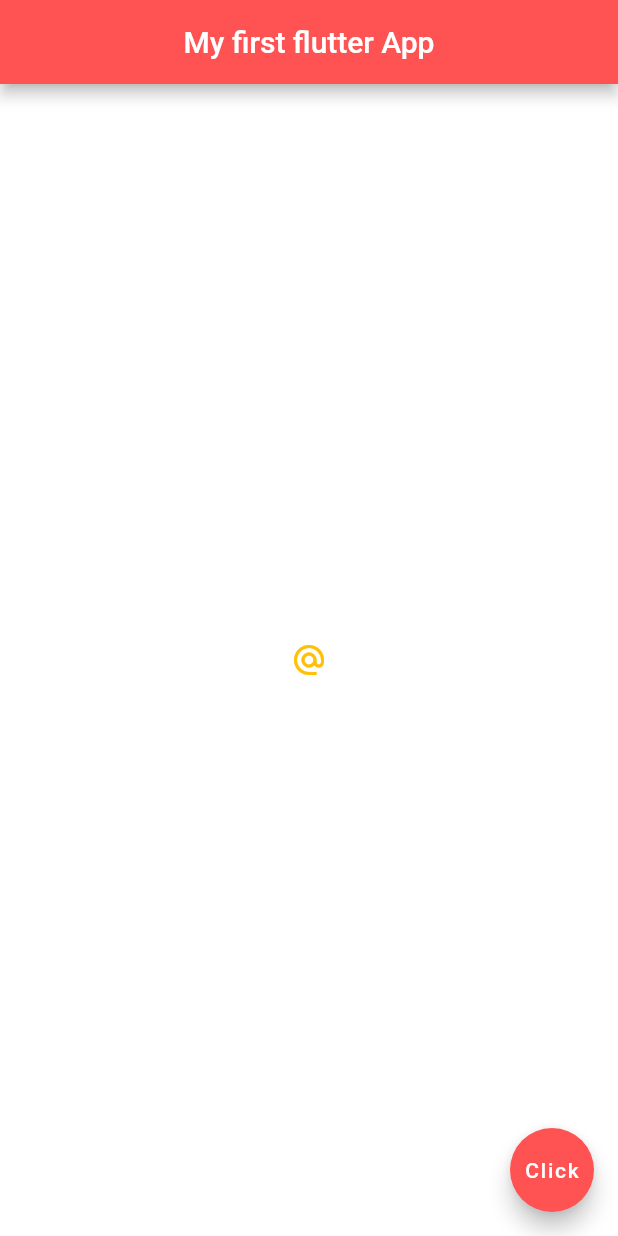
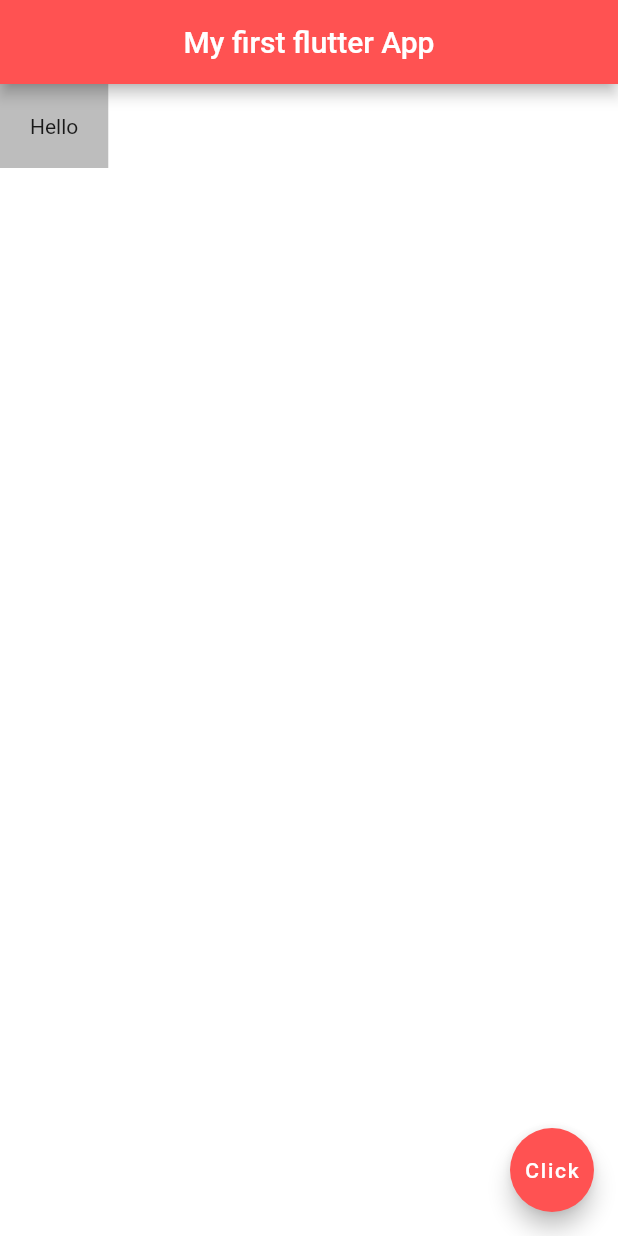
Before and after one commit to Lakshan555/FlutterTest, a Flutter app: the screen it shows after launch, on a phone screen of 412 x 824 dp. Run offline on Flutter 3.47's test engine with Material 2 defaults, Android fonts, the phone set to English and light mode, and no system bars.

Commit message:
Padding(All)

```diff
--- a/lib/main.dart
+++ b/lib/main.dart
@@ -15,14 +15,10 @@ class Home extends StatelessWidget {
         backgroundColor: Colors.redAccent,
       ),
 
-      body: Center(
-        child: IconButton(
-          onPressed: (){
-            print('click me');
-          },
-          icon: Icon(Icons.alternate_email),
-          color: Colors.amber,
-        )
+      body: Container(
+        padding: EdgeInsets.all(20),
+        color: Colors.grey[400],
+        child: Text('Hello'),
       ),
 
       floatingActionButton: FloatingActionButton(
```
